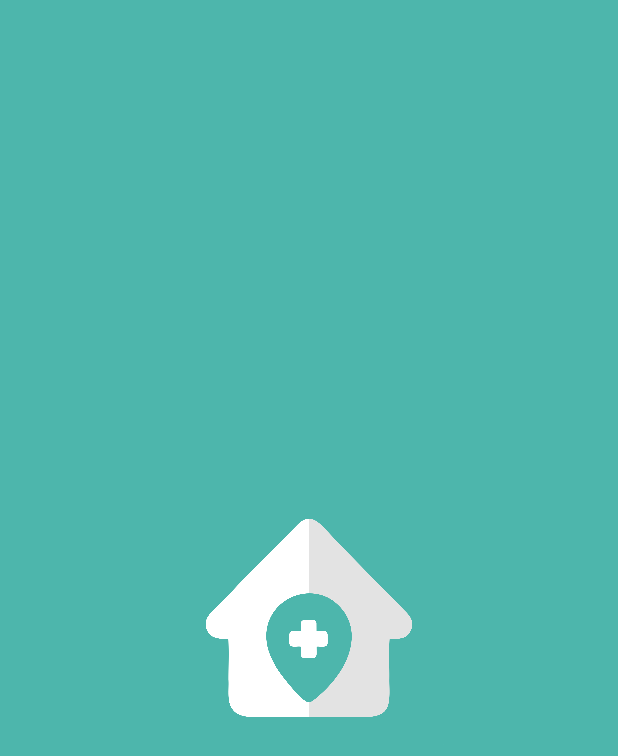
After one commit to amirarahmah/medihome2018, an Android app: the SplashActivity screen opened directly, with no data from a screen before it, on a phone screen of 412 x 824 dp. The commit adds this screen. Shown: the top 756 px of the screen. Run offline under Robolectric (Android 15) with nearby library versions, the phone set to English and light mode, and no system bars; our stand-ins replace Firebase (no records; nobody signed in at launch, a user with empty details on screens opened directly); 1 statement that could not run was skipped.

Commit message:
Add Splash screen

```diff
--- /dev/null
+++ b/app/src/main/java/com/example/asus/medihome/SplashActivity.kt
@@ -0,0 +1,49 @@
+package com.example.asus.medihome
+
+import android.content.Intent
+import android.support.v7.app.AppCompatActivity
+import android.os.Bundle
+import android.os.Handler
+import android.view.Window
+import com.example.asus.medihome.ui.authentification.LoginActivity
+import com.google.firebase.auth.FirebaseAuth
+
+class SplashActivity : AppCompatActivity() {
+
+    private val splashInterval = 1500
+
+    override fun onCreate(savedInstanceState: Bundle?) {
+        super.onCreate(savedInstanceState)
+        setContentView(R.layout.activity_splash_screen)
+
+        requestWindowFeature(Window.FEATURE_NO_TITLE)
+
+        val user = FirebaseAuth.getInstance().currentUser
+
+        Handler().postDelayed(object : Runnable {
+
+            override fun run() {
+
+                if(user != null) {
+                    val i = Intent(this@SplashActivity, MainActivity::class.java)
+                    startActivity(i)
+                }else{
+                    val i = Intent(this@SplashActivity, LoginActivity::class.java)
+                    startActivity(i)
+                }
+                this.finish()
+            }
+
+            private fun finish() {
+
+            }
+        }, splashInterval.toLong())
+
+    }
+
+    override fun onPause() {
+
+        super.onPause()
+        finish()
+    }
+}
--- a/app/src/main/java/com/example/asus/medihome/ui/booking_kamar/pemesanan/Pemesanan1Activity.kt
+++ b/app/src/main/java/com/example/asus/medihome/ui/booking_kamar/pemesanan/Pemesanan1Activity.kt
@@ -29,7 +29,7 @@ class Pemesanan1Activity : AppCompatActivity() {
         email_pemesan.text = "Alamat Email : $emailPemesan"
         no_telepon_pemesan.text = "Nomor Telepon : $noTelp"
 
-        val hospitalName = intent?.extras?.getString("nama")
+        val hospitalName = intent?.extras?.getString("hospitalName")
         val jenisKamar = intent?.extras?.getString("jenisKamar")
         nama_hospital.text = hospitalName
         jenis_kamar.text = jenisKamar
--- /dev/null
+++ b/app/src/main/res/layout/activity_splash_screen.xml
@@ -0,0 +1,23 @@
+<?xml version="1.0" encoding="utf-8"?>
+<android.support.constraint.ConstraintLayout xmlns:android="http://schemas.android.com/apk/res/android"
+    xmlns:app="http://schemas.android.com/apk/res-auto"
+    xmlns:tools="http://schemas.android.com/tools"
+    android:layout_width="match_parent"
+    android:layout_height="match_parent"
+    android:background="@color/colorPrimary"
+    tools:context=".SplashActivity">
+
+    <ImageView
+        android:layout_width="180dp"
+        android:layout_height="180dp"
+        android:layout_marginStart="8dp"
+        android:layout_marginTop="8dp"
+        android:layout_marginEnd="8dp"
+        android:layout_marginBottom="8dp"
+        android:src="@drawable/logo_splash"
+        app:layout_constraintBottom_toBottomOf="parent"
+        app:layout_constraintEnd_toEndOf="parent"
+        app:layout_constraintStart_toStartOf="parent"
+        app:layout_constraintTop_toTopOf="parent" />
+
+</android.support.constraint.ConstraintLayout>
--- a/app/src/main/res/values/colors.xml
+++ b/app/src/main/res/values/colors.xml
@@ -9,5 +9,6 @@
     <color name="white">#ffffff</color>
 
     <color name="red">#CE2200</color>
+    <color name="primaryBlack">#CC000000</color>
 
 </resources>
--- a/app/src/main/res/values/strings.xml
+++ b/app/src/main/res/values/strings.xml
@@ -15,4 +15,6 @@
     <string name="terakhir_dilihat">Terakhir dilihat</string>
     <string name="cari">Cari</string>
     <string name="dskripsi_dummy">Lorem ipsum dolor sit amet, consectetur adipiscing elit, sed do eiusmod tempor incididunt ut labore et dolore magna aliqua. Ut enim ad minim veniam, quis nostrud exercitation ullamco laboris nisi ut aliquip ex ea commodo consequat. Duis aute irure dolor in reprehenderit in voluptate velit esse cillum dolore eu fugiat nulla pariatur. Excepteur sint occaecat cupidatat non proident, sunt in culpa qui officia deserunt mollit anim id est laborum.</string>
+    <string name="data_pemesanan">Data Pemesanan</string>
+    <string name="info_pemesanan">Info Pemesanan</string>
 </resources>
```
Also changed, not shown: app/src/main/AndroidManifest.xml (+11 -8 lines), app/src/main/res/layout/activity_pemesanan1.xml (+30 -17 lines), app/src/main/res/drawable/logo_splash.png (added).
